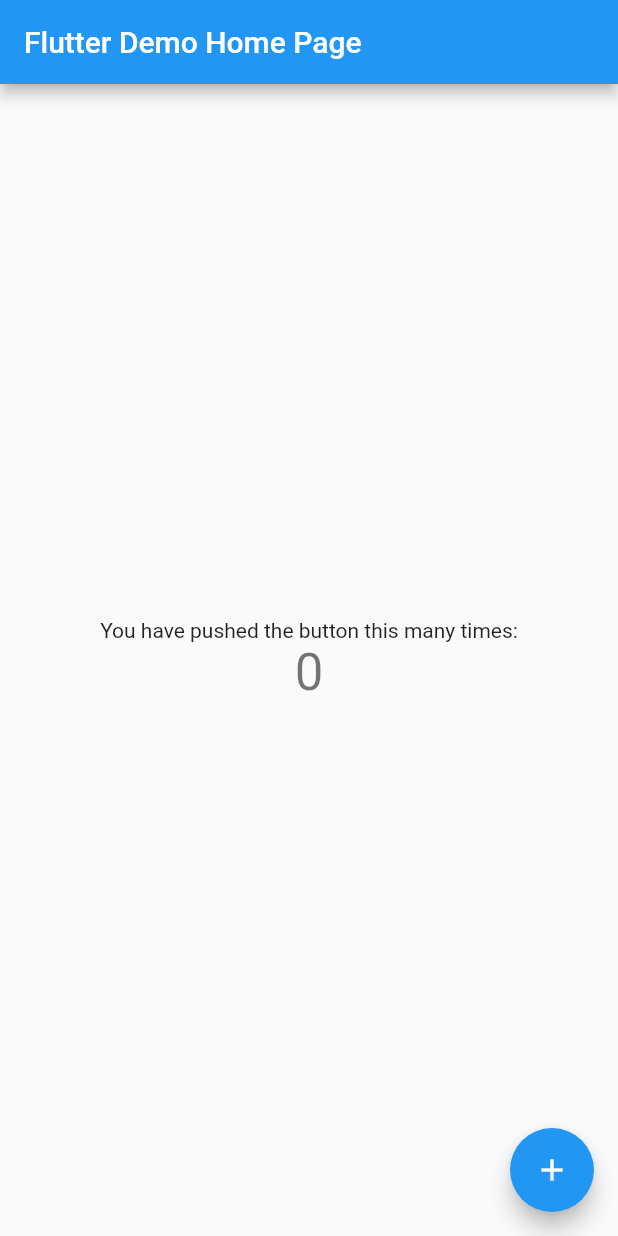
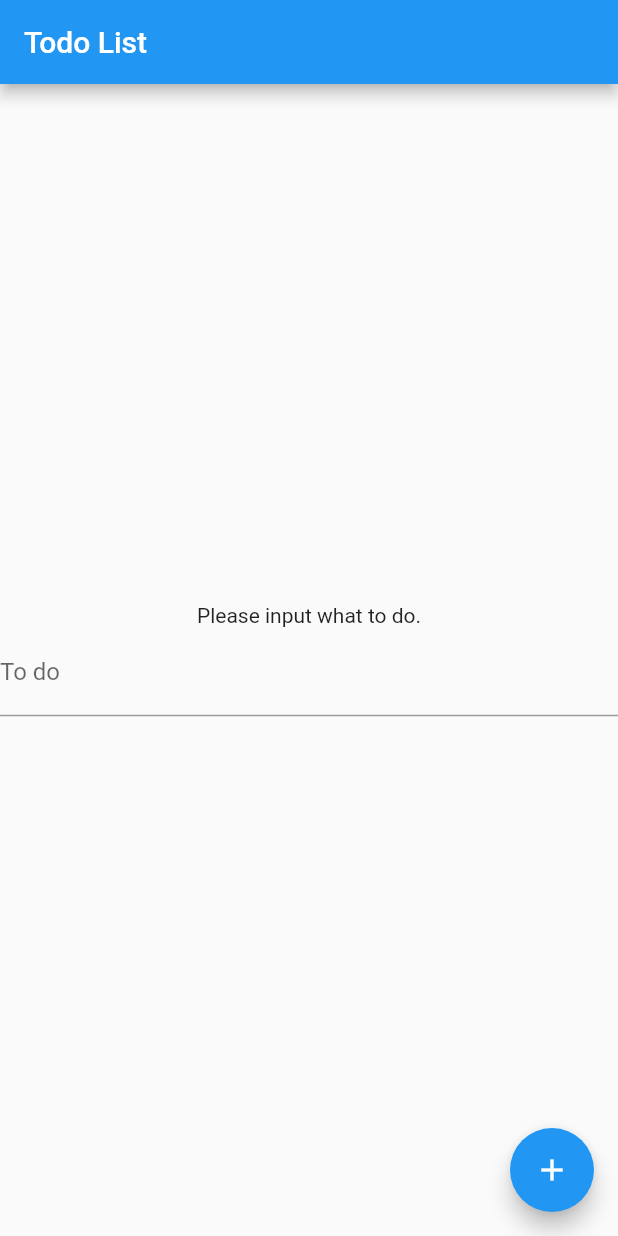
Before and after one commit to muzee99/Flutter_TodoList, a Flutter app: the screen it shows after launch, on a phone screen of 412 x 824 dp. Run offline on Flutter 3.47's test engine with Material 2 defaults, Android fonts, the phone set to English and light mode, and no system bars.

Commit message:
add input widget

```diff
--- a/todolist/lib/main.dart
+++ b/todolist/lib/main.dart
@@ -11,7 +11,7 @@ class MyApp extends StatelessWidget {
   @override
   Widget build(BuildContext context) {
     return MaterialApp(
-      title: 'Flutter Demo',
+      title: 'Flutter Todo List',
       theme: ThemeData(
         // This is the theme of your application.
         //
@@ -24,7 +24,7 @@ class MyApp extends StatelessWidget {
         // is not restarted.
         primarySwatch: Colors.blue,
       ),
-      home: const MyHomePage(title: 'Flutter Demo Home Page'),
+      home: const MyHomePage(title: 'Todo List'),
     );
   }
 }
@@ -96,11 +96,12 @@ class _MyHomePageState extends State<MyHomePage> {
           mainAxisAlignment: MainAxisAlignment.center,
           children: <Widget>[
             const Text(
-              'You have pushed the button this many times:',
+              'Please input what to do.',
             ),
-            Text(
-              '$_counter',
-              style: Theme.of(context).textTheme.headline4,
+            TextField(
+              decoration: InputDecoration(
+                labelText: 'To do',
+              ),
             ),
           ],
         ),
```
